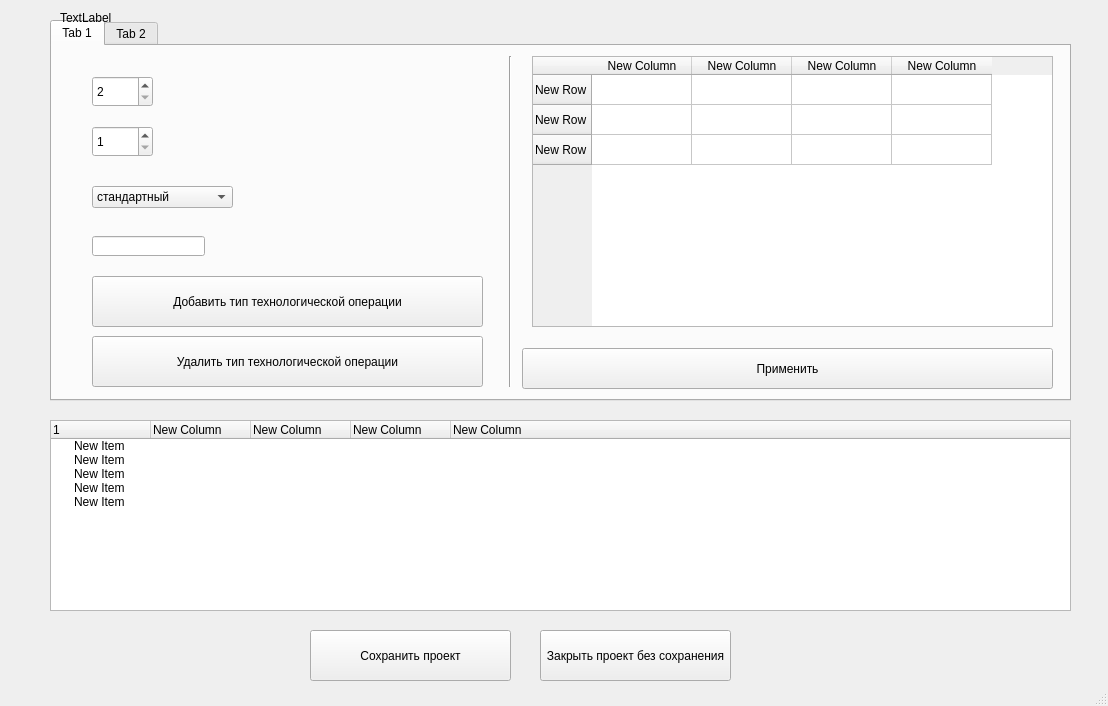
Above: CreatingW.ui from PLevinskaia/Pre_AppraisalProgram before the change. Below: the same form after it.
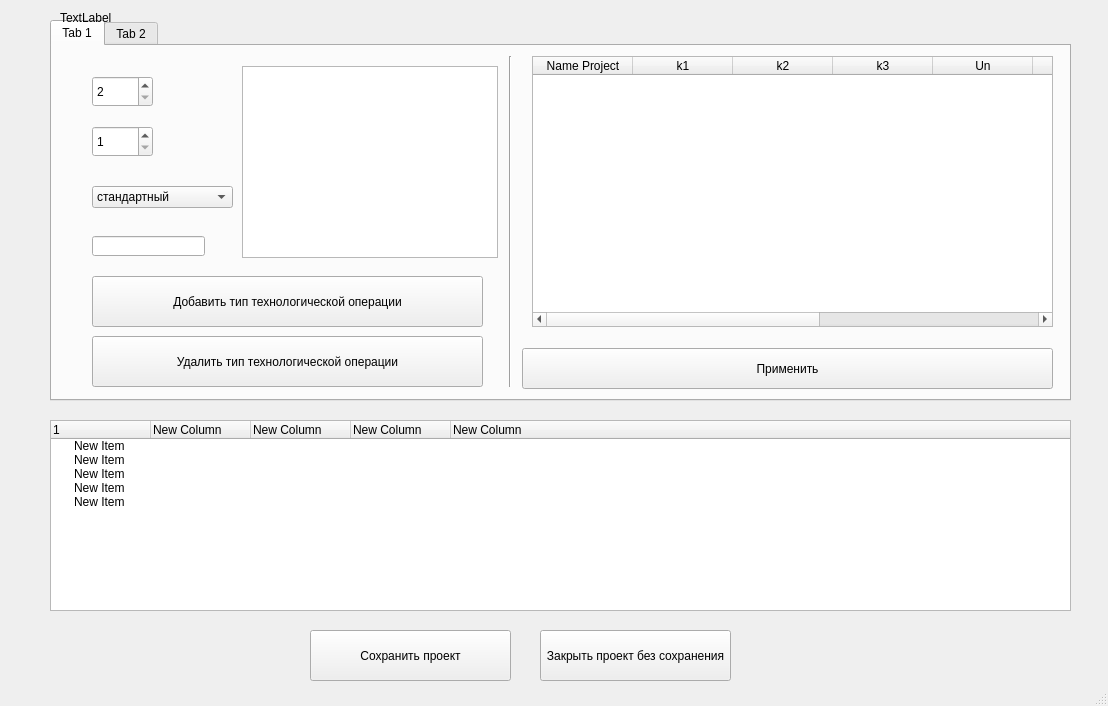
That is the form after the change.

```diff
--- a/CreatingW.ui
+++ b/CreatingW.ui
@@ -81,39 +81,52 @@
         <height>271</height>
        </rect>
       </property>
-      <row>
+      <property name="rowCount">
+       <number>0</number>
+      </property>
+      <column>
        <property name="text">
-        <string>New Row</string>
+        <string>Name Project</string>
        </property>
-      </row>
-      <row>
+      </column>
+      <column>
        <property name="text">
-        <string>New Row</string>
+        <string>k1</string>
        </property>
-      </row>
-      <row>
+      </column>
+      <column>
        <property name="text">
-        <string>New Row</string>
+        <string>k2</string>
        </property>
-      </row>
+      </column>
       <column>
        <property name="text">
-        <string>New Column</string>
+        <string>k3</string>
        </property>
       </column>
       <column>
        <property name="text">
-        <string>New Column</string>
+        <string>Un</string>
        </property>
       </column>
       <column>
        <property name="text">
-        <string>New Column</string>
+        <string>n</string>
        </property>
       </column>
       <column>
        <property name="text">
-        <string>New Column</string>
+        <string>nxN</string>
+       </property>
+      </column>
+      <column>
+       <property name="text">
+        <string>Sone</string>
+       </property>
+      </column>
+      <column>
+       <property name="text">
+        <string>S</string>
        </property>
       </column>
      </widget>
@@ -197,6 +210,16 @@
        </property>
       </item>
      </widget>
+     <widget class="QTableView" name="tableView">
+      <property name="geometry">
+       <rect>
+        <x>190</x>
+        <y>20</y>
+        <width>256</width>
+        <height>192</height>
+       </rect>
+      </property>
+     </widget>
     </widget>
     <widget class="QWidget" name="tab_2">
      <attribute name="title">
```
